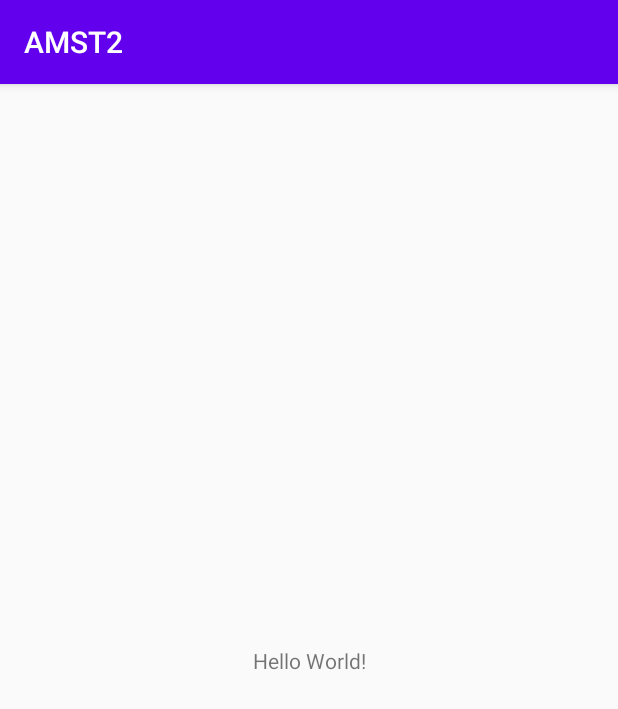
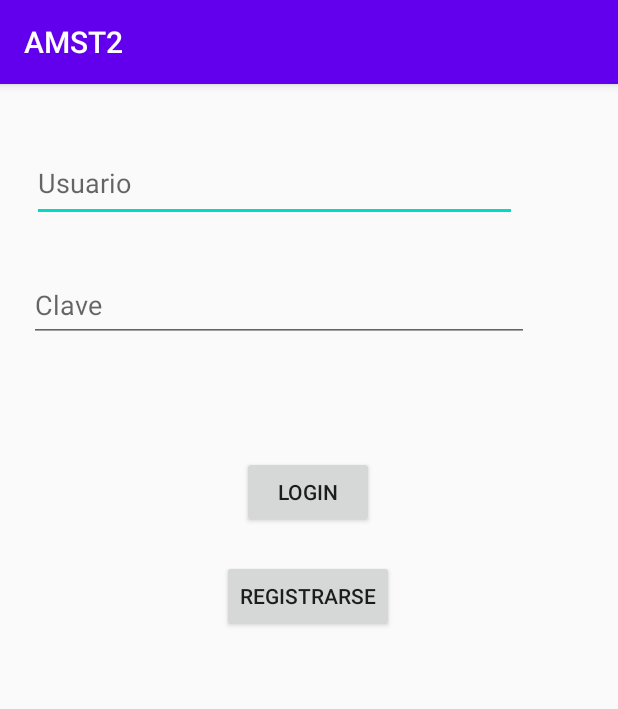
Before and after one commit to erihwong/AMST2, an Android app: the screen it shows after launch (MainActivity), on a phone screen of 412 x 824 dp. Shown: the top 709 px of the screen. Run offline under Robolectric (Android 15) with nearby library versions, the light colour scheme and no system bars.

Commit message:
Paso 4 del Laboratorio 1

```diff
--- a/app/src/main/AndroidManifest.xml
+++ b/app/src/main/AndroidManifest.xml
@@ -14,7 +14,7 @@
         android:theme="@style/Theme.AMST2"
         tools:targetApi="31">
         <activity
-            android:name=".Main_NuevaPantallaFormulario"
+            android:name=".formulario_registro"
             android:exported="false" />
         <activity
             android:name=".MainActivity"
--- a/app/src/main/java/com/example/amst2/MainActivity.java
+++ b/app/src/main/java/com/example/amst2/MainActivity.java
@@ -1,14 +1,36 @@
 package com.example.amst2;
-/*Mylene Cambios prueba*/
-
+import android.content.Intent;
+import android.os.Bundle;
 import android.support.v7.app.AppCompatActivity;
-import android.os.Bundle;
-
+import android.util.Log; import
+        android.view.View; import
+        android.widget.Button;
+import android.widget.EditText;
+import android.widget.Toast;
 public class MainActivity extends AppCompatActivity {
-
+    private EditText txtNombre, txtApellido, txtUsuario, txtPasswd;private Button
+            btnLogin, btnRegistro;
     @Override
     protected void onCreate(Bundle savedInstanceState) {
         super.onCreate(savedInstanceState);
         setContentView(R.layout.activity_main);
+//Referencias a los controles
+        txtUsuario = (EditText) findViewById(R.id.txtUsuario);
+        txtPasswd = (EditText) findViewById(R.id.txtPasswd);
+        btnLogin = (Button) findViewById(R.id.btnLogin);
+        btnRegistro = (Button) findViewById(R.id.btnRegistro);
+    }
+    public void registrarse(View view) {
+        Intent intent = new Intent(this, formulario_registro.class);startActivity(intent);
+    }
+    public void login(View view) {
+        Toast toast=Toast.makeText(getApplicationContext(),"Usted no cuenta con un usuario",Toast.LENGTH_SHORT);
+        toast.show();
+    }
+    public void onClick(View v) {
+        if(v.getId()==R.id.btnLogin){
+            Log.d("mensaje","ïngreso");
+        }else if(v.getId() == R.id.btnRegistro) {
+        }
     }
 }
--- a/app/src/main/res/layout/activity_main.xml
+++ b/app/src/main/res/layout/activity_main.xml
@@ -6,13 +6,55 @@
     android:layout_height="match_parent"
     tools:context=".MainActivity">
 
-    <TextView
-        android:layout_width="wrap_content"
-        android:layout_height="wrap_content"
-        android:text="Hello World!"
-        app:layout_constraintBottom_toBottomOf="parent"
+    <EditText
+        android:id="@+id/txtUsuario"
+        android:layout_width="323dp"
+        android:layout_height="52dp"
+        android:layout_marginTop="40dp"
+        android:ems="10"
+        android:hint="Usuario"
+        android:inputType="textPersonName"
         app:layout_constraintEnd_toEndOf="parent"
+        app:layout_constraintHorizontal_bias="0.243"
         app:layout_constraintStart_toStartOf="parent"
         app:layout_constraintTop_toTopOf="parent" />
 
+    <EditText
+        android:id="@+id/txtPasswd"
+        android:layout_width="333dp"
+        android:layout_height="49dp"
+        android:ems="10"
+        android:hint="Clave"
+        android:inputType="textPersonName"
+        app:layout_constraintBottom_toBottomOf="parent"
+        app:layout_constraintEnd_toEndOf="parent"
+        app:layout_constraintHorizontal_bias="0.243"
+        app:layout_constraintStart_toStartOf="parent"
+        app:layout_constraintTop_toBottomOf="@+id/txtUsuario"
+        app:layout_constraintVertical_bias="0.049" />
+
+    <Button
+        android:id="@+id/btnLogin"
+        android:layout_width="wrap_content"
+        android:layout_height="wrap_content"
+        android:layout_marginTop="76dp"
+        android:onClick="login"
+        android:text="Login"
+        app:layout_constraintEnd_toEndOf="parent"
+        app:layout_constraintHorizontal_bias="0.498"
+        app:layout_constraintStart_toStartOf="parent"
+        app:layout_constraintTop_toBottomOf="@+id/txtPasswd" />
+
+    <Button
+        android:id="@+id/btnRegistro"
+        android:layout_width="wrap_content"
+        android:layout_height="wrap_content"
+        android:onClick="registrarse"
+        android:text="Registrarse"
+        app:layout_constraintBottom_toBottomOf="parent"
+        app:layout_constraintEnd_toEndOf="parent"
+        app:layout_constraintHorizontal_bias="0.498"
+        app:layout_constraintStart_toStartOf="parent"
+        app:layout_constraintTop_toBottomOf="@+id/btnLogin"
+        app:layout_constraintVertical_bias="0.05" />
 </android.support.constraint.ConstraintLayout>
```
Also changed, not shown: app/src/main/java/com/example/amst2/Main_NuevaPantallaFormulario.java (deleted, +0 -13 lines), app/src/main/java/com/example/amst2/formulario_registro.java (added, +44 -0 lines), app/src/main/res/layout/activity_formulario_registro.xml (added, +182 -0 lines), app/src/main/res/layout/activity_main_nueva_pantalla_formulario.xml (deleted, +0 -9 lines), app/src/main/res/drawable/aa.png (added).
